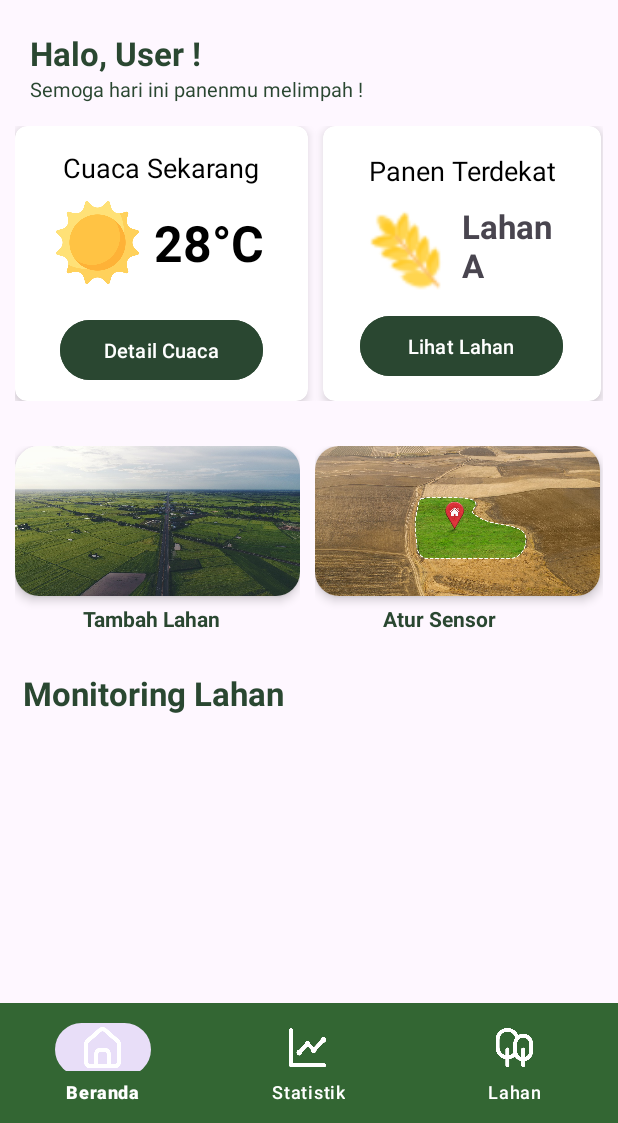
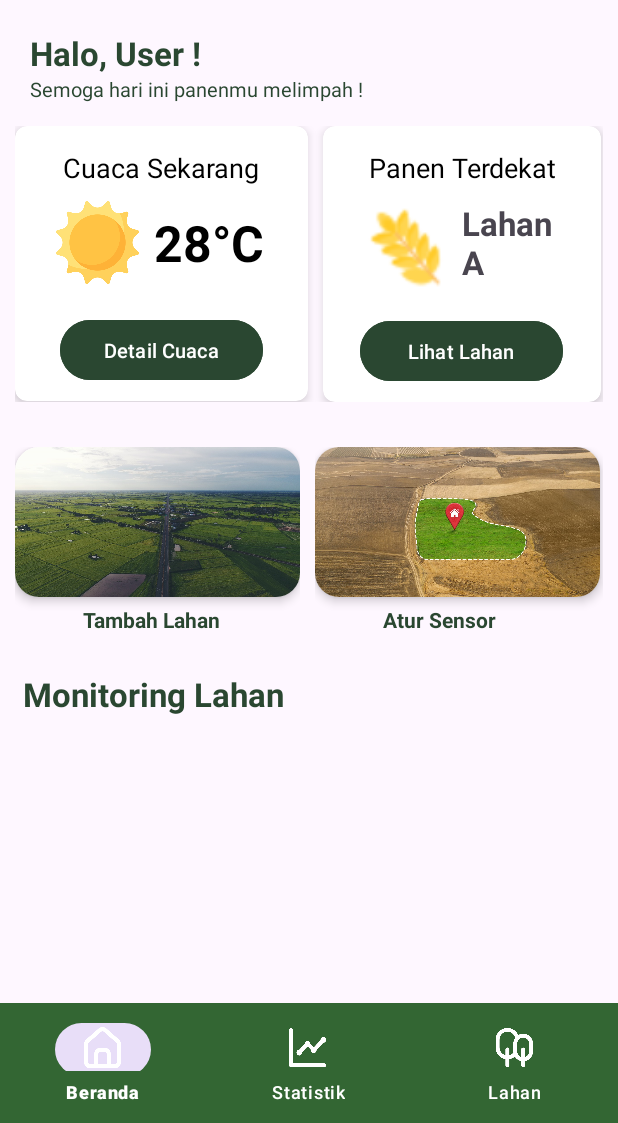
Before and after one commit to suvlim/UAS-PAB, an Android app built with Jetpack Compose: the layout activity_dashboard.xml on its own in the app's theme, with its tools: preview values and no code run, on a phone screen of 412 x 824 dp, the part 113-1236 px from its top. Run offline under Robolectric (Android 15) with nearby library versions, the phone set to English and light mode, and no system bars.

Commit message:
Konfigurasi error Perbedaan Data Pada Sensor dan Lahan (Pengaturan Inisialisasi Realm), Penambahan fitur auto update data pada sensor dan dashboard, Update layout pada monitoring dan sensor, dan laporan

```diff
--- a/app/src/main/AndroidManifest.xml
+++ b/app/src/main/AndroidManifest.xml
@@ -38,7 +38,7 @@
             android:name=".TambahLahan"
             android:exported="false" />
         <activity
-            android:name=".DashboardActivity"
+            android:name=".SplashScreen"
             android:exported="false"
             android:theme="@style/Theme.SahabatTani" />
         <activity
@@ -48,10 +48,10 @@
             android:name=".MainActivity"
             android:exported="false" />
         <activity
-            android:name=".LoginActivity"
+            android:name=".DashboardActivity"
             android:exported="false" />
         <activity
-            android:name=".SplashScreen"
+            android:name=".LoginActivity"
             android:exported="true"
             android:label="@string/app_name"
             android:theme="@style/Base.Theme.SahabatTani">
--- a/app/src/main/java/com/uph23/edu/sahabattani/DetailLahan.java
+++ b/app/src/main/java/com/uph23/edu/sahabattani/DetailLahan.java
@@ -205,7 +205,7 @@ public class DetailLahan extends AppCompatActivity {
         Intent intent = new Intent(this,PengaturanLahan.class);
         startActivity(intent);
     }
-//Digunakan untuk mengupdate data setelah panen
+    //Digunakan untuk mengupdate data setelah panen
     private void tampilkanDataLahan() {
         if (lahan != null) {
             txvJenisTanaman.setText("Jenis Tanaman: " + (lahan.getJenisTanaman() != null ? lahan.getJenisTanaman() : "-"));
--- a/app/src/main/java/com/uph23/edu/sahabattani/adapter/Monitoring.java
+++ b/app/src/main/java/com/uph23/edu/sahabattani/adapter/Monitoring.java
@@ -148,5 +148,9 @@ public class Monitoring extends RecyclerView.Adapter<Monitoring.ViewHolder> {
         }
         return rata2;
     }
+    public void updateData(List<Lahan> newList) {
+        this.lahanList = newList;
+        notifyDataSetChanged();
+    }
 
 }
--- a/app/src/main/res/layout/activity_atur_sensor.xml
+++ b/app/src/main/res/layout/activity_atur_sensor.xml
@@ -39,7 +39,7 @@
         <ListView
             android:id="@+id/lsvSensor"
             android:layout_width="match_parent"
-            android:layout_height="624dp" />
+            android:layout_height="wrap_content" />
 
     </LinearLayout>
 
--- a/app/src/main/res/layout/activity_dashboard.xml
+++ b/app/src/main/res/layout/activity_dashboard.xml
@@ -6,7 +6,6 @@
     android:id="@+id/main"
     android:layout_width="match_parent"
     android:layout_height="match_parent"
-    android:fitsSystemWindows="true"
     tools:context=".DashboardActivity">
     <ScrollView
         android:id="@+id/scrollViewContent"
@@ -18,7 +17,7 @@
 
         <LinearLayout
             android:layout_width="match_parent"
-            android:layout_height="match_parent"
+            android:layout_height="wrap_content"
             android:orientation="vertical">
 
             <LinearLayout
@@ -31,7 +30,8 @@
                     android:layout_height="match_parent"
                     android:orientation="vertical"
                     android:paddingLeft="10dp"
-                    android:paddingRight="10dp">
+                    android:paddingRight="10dp"
+                    >
 
                     <LinearLayout
                         android:layout_width="match_parent"
@@ -70,16 +70,16 @@
                             android:textColor="@color/forest_green"
                             android:textSize="10pt"
                             android:textStyle="bold" />
-
                         <TextView
                             android:layout_width="match_parent"
                             android:layout_height="wrap_content"
-                            android:layout_marginBottom="10dp"
                             android:paddingLeft="10dp"
                             android:paddingBottom="5dp"
+                            android:layout_marginBottom="10dp"
                             android:text="Semoga hari ini panenmu melimpah !"
                             android:textColor="@color/forest_green"
-                            android:textSize="6pt" />
+                            android:textSize="6pt"
+                            />
 
                     </LinearLayout>
 
@@ -100,7 +100,7 @@
 
                             <LinearLayout
                                 android:layout_width="match_parent"
-                                android:layout_height="match_parent"
+                                android:layout_height="wrap_content"
                                 android:gravity="center_vertical"
                                 android:orientation="vertical"
                                 android:paddingLeft="15dp"
@@ -108,15 +108,14 @@
                                 android:paddingRight="15dp"
                                 app:strokeColor="@color/black"
                                 app:strokeWidth="1dp">
-
                                 <TextView
                                     android:id="@+id/textView3"
                                     android:layout_width="match_parent"
                                     android:layout_height="wrap_content"
                                     android:layout_gravity="center"
-                                    android:layout_marginTop="10dp"
                                     android:text="Cuaca Sekarang"
                                     android:textAlignment="center"
+                                    android:layout_marginTop="10dp"
                                     android:textColor="@color/black"
                                     android:textSize="8pt" />
 
@@ -125,24 +124,23 @@
                                     android:layout_height="wrap_content"
                                     android:layout_gravity="center"
                                     android:layout_marginVertical="10dp"
-                                    android:orientation="horizontal"
-                                    android:paddingBottom="10dp">
+                                    android:paddingBottom="10dp"
+                                    android:orientation="horizontal">
 
                                     <ImageView
                                         android:id="@+id/imgCuaca"
                                         android:layout_width="55dp"
-                                        android:layout_height="55dp"
                                         android:layout_gravity="center"
                                         android:layout_marginLeft="12dp"
                                         android:layout_marginRight="10dp"
+                                        android:layout_height="55dp"
                                         app:srcCompat="@drawable/sun" />
-
                                     <TextView
                                         android:id="@+id/txvSuhu"
                                         android:layout_width="wrap_content"
                                         android:layout_height="wrap_content"
+                                        android:text="28°C"
                                         android:layout_gravity="center"
-                                        android:text="28°C"
                                         android:textColor="@color/black"
                                         android:textSize="15pt"
                                         android:textStyle="bold" />
@@ -151,14 +149,16 @@
                                 <Button
                                     android:id="@+id/btndetailcuaca"
                                     android:layout_width="135dp"
+                                    android:layout_gravity="center"
                                     android:layout_height="wrap_content"
-                                    android:layout_gravity="center"
+                                    android:padding="8dp"
                                     android:layout_marginBottom="10dp"
+                                    android:textSize="6pt"
+                                    android:textColor="@color/white"
                                     android:backgroundTint="@color/forest_green"
-                                    android:padding="8dp"
                                     android:text="Detail Cuaca"
-                                    android:textColor="@color/white"
-                                    android:textSize="6pt" />
+                                    />
+
 
 
                             </LinearLayout>
@@ -166,12 +166,12 @@
 
                         <LinearLayout
                             android:layout_width="match_parent"
-                            android:layout_height="match_parent"
+                            android:layout_height="wrap_content"
                             android:orientation="vertical">
 
                             <androidx.cardview.widget.CardView
                                 android:layout_width="185dp"
-                                android:layout_height="match_parent"
+                                android:layout_height="wrap_content"
                                 android:layout_marginLeft="10dp"
                                 android:layout_marginRight="5dp"
                                 android:backgroundTint="@color/white"
@@ -183,7 +183,7 @@
 
                                 <LinearLayout
                                     android:layout_width="match_parent"
-                                    android:layout_height="match_parent"
+                                    android:layout_height="wrap_content"
                                     android:gravity="center_vertical"
                                     android:orientation="vertical"
                                     android:paddingLeft="15dp"
@@ -196,19 +196,18 @@
                                         android:id="@+id/txvPanenTerdekat"
                                         android:layout_width="match_parent"
                                         android:layout_height="wrap_content"
-                                        android:layout_marginTop="10dp"
                                         android:text="Panen Terdekat"
                                         android:textAlignment="center"
+                                        android:layout_marginTop="10dp"
                                         android:textColor="@color/black"
-                                        android:textSize="8pt" />
-
+                                        android:textSize="8pt"/>
                                     <LinearLayout
                                         android:layout_width="match_parent"
                                         android:layout_height="wrap_content"
                                         android:layout_gravity="center"
                                         android:layout_marginVertical="10dp"
+                                        android:paddingBottom="5dp"
                                         android:orientation="horizontal">
-
                                         <ImageView
                                             android:id="@+id/imageView3"
                                             android:layout_width="55dp"
@@ -233,14 +232,15 @@
                                     <Button
                                         android:id="@+id/btnlahanpanenterdekat"
                                         android:layout_width="135dp"
+                                        android:layout_gravity="center"
                                         android:layout_height="wrap_content"
-                                        android:layout_gravity="center"
+                                        android:padding="8dp"
                                         android:layout_marginBottom="10dp"
+                                        android:textSize="6pt"
+                                        android:textColor="@color/white"
                                         android:backgroundTint="@color/forest_green"
-                                        android:padding="8dp"
                                         android:text="Lihat Lahan"
-                                        android:textSize="6pt"
-                                        android:textColor="@color/white"/>
+                                        />
                                 </LinearLayout>
                             </androidx.cardview.widget.CardView>
 
@@ -324,7 +324,7 @@
             </LinearLayout>
 
             <LinearLayout
-                android:layout_width="410dp"
+                android:layout_width="match_parent"
                 android:layout_height="wrap_content"
                 android:orientation="vertical"
                 android:paddingLeft="15dp"
@@ -332,7 +332,6 @@
                 android:paddingBottom="15dp">
 
                 <TextView
-
                     android:id="@+id/textView7"
                     android:layout_width="match_parent"
                     android:layout_height="wrap_content"
@@ -345,7 +344,9 @@
                 <androidx.recyclerview.widget.RecyclerView
                     android:id="@+id/rvMonitoring"
                     android:layout_width="match_parent"
-                    android:layout_height="wrap_content" />
+                    android:layout_height="wrap_content"
+                    android:layout_marginBottom="0dp"/>
+
 
             </LinearLayout>
         </LinearLayout>
@@ -354,14 +355,14 @@
     <com.google.android.material.bottomnavigation.BottomNavigationView
         android:id="@+id/bottom_nav"
         android:layout_width="match_parent"
-        android:layout_height="80dp"
+        android:layout_height="wrap_content"
         android:background="@color/dark_green"
-        app:itemIconSize="35dp"
         app:itemIconTint="@color/white"
         app:itemTextColor="@color/white"
+        app:menu="@menu/bottom_nav_menu"
+        app:itemIconSize="35dp"
         app:layout_constraintBottom_toBottomOf="parent"
-        app:layout_constraintEnd_toEndOf="parent"
         app:layout_constraintStart_toStartOf="parent"
-        app:menu="@menu/bottom_nav_menu" />
+        app:layout_constraintEnd_toEndOf="parent" />
 
 </androidx.constraintlayout.widget.ConstraintLayout>
--- a/app/src/main/res/layout/activity_tambah_lahan.xml
+++ b/app/src/main/res/layout/activity_tambah_lahan.xml
@@ -86,6 +86,7 @@
         android:layout_width="wrap_content"
         android:layout_height="wrap_content"
         android:text="Tambah"
+        android:textColor="@color/white"
         android:backgroundTint="@color/dark_green"
         app:layout_constraintBottom_toTopOf="@+id/bottom_nav"
         app:layout_constraintEnd_toEndOf="parent"
--- a/app/src/main/res/layout/monitoring.xml
+++ b/app/src/main/res/layout/monitoring.xml
@@ -1,14 +1,13 @@
 <?xml version="1.0" encoding="utf-8"?>
 <androidx.constraintlayout.widget.ConstraintLayout xmlns:android="http://schemas.android.com/apk/res/android"
     android:layout_width="match_parent"
-    android:layout_height="match_parent">
+    android:layout_height="wrap_content">
     <LinearLayout
         android:layout_width="match_parent"
         android:layout_height="wrap_content"
         android:orientation="vertical"
         android:background="@drawable/card_background"
-        android:padding="16dp"
-        android:layout_marginVertical="15dp">
+        android:padding="16dp">
 
         <LinearLayout
             android:layout_width="match_parent"
--- a/app/src/main/res/values/colors.xml
+++ b/app/src/main/res/values/colors.xml
@@ -1,5 +1,6 @@
 <?xml version="1.0" encoding="utf-8"?>
 <resources>
+
     <color name="purple_200">#FFBB86FC</color>
     <color name="purple_500">#FF6200EE</color>
     <color name="purple_700">#FF3700B3</color>
```
Also changed, not shown: app/src/main/java/com/uph23/edu/sahabattani/AturSensor.java (+45 -30 lines), app/src/main/java/com/uph23/edu/sahabattani/AturSensorTambah.java (+7 -0 lines), app/src/main/java/com/uph23/edu/sahabattani/DashboardActivity.java (+23 -6 lines), app/src/main/java/com/uph23/edu/sahabattani/EditLahan.java (+16 -0 lines), app/src/main/java/com/uph23/edu/sahabattani/PengaturanLahan.java (+9 -1 lines), app/src/main/java/com/uph23/edu/sahabattani/laporanActivity.java (+9 -1 lines), app/src/main/res/layout/activity_atur_sensor_tambah.xml (+5 -3 lines), app/src/main/res/layout/activity_laporan.xml (+4 -7 lines), app/src/main/res/layout/activity_detail_lahan.xml (line endings or trailing spaces).
